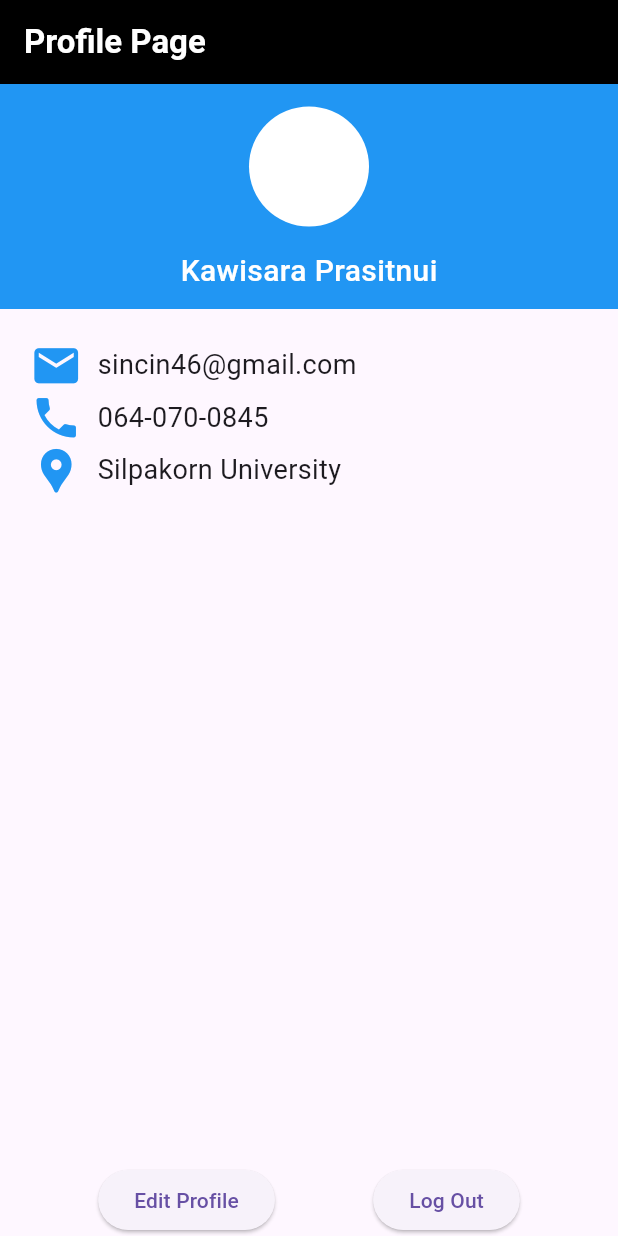
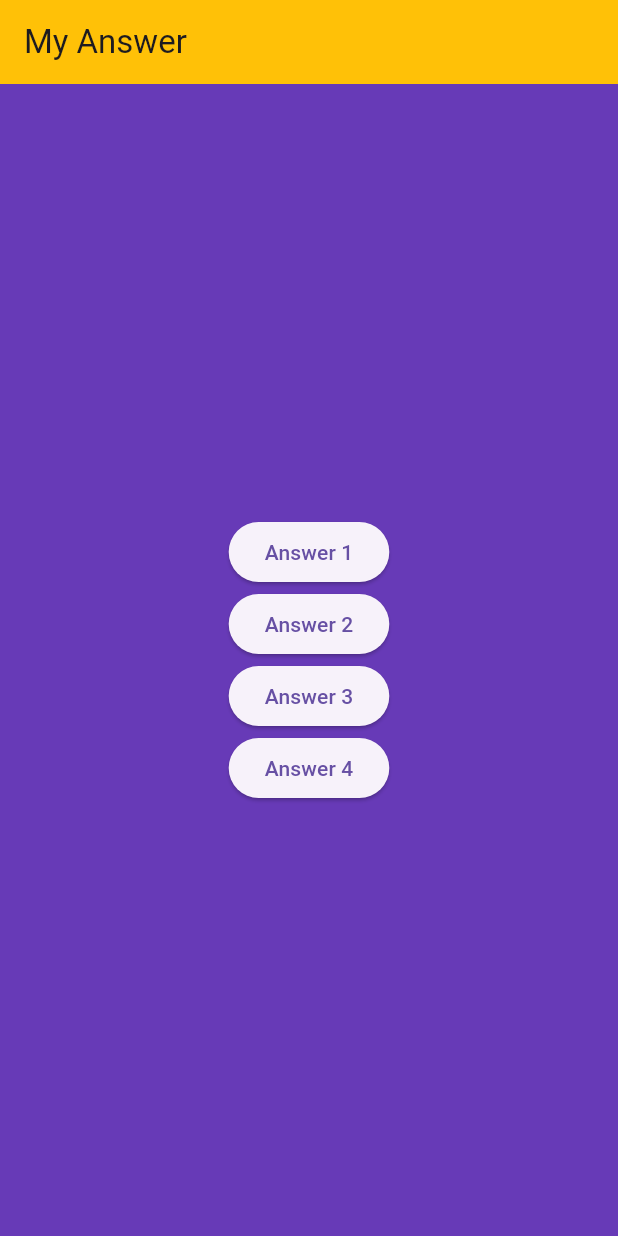
Before and after one commit to cinnee-pcy/week3test, a Flutter app: the screen it shows after launch, on a phone screen of 412 x 824 dp. Run offline on Flutter 3.47's test engine with Material 3 defaults, Android fonts, the light colour scheme and no system bars.

Commit message:
my_answer_portal

```diff
--- a/lib/main.dart
+++ b/lib/main.dart
@@ -1,9 +1,11 @@
 import 'package:flutter/material.dart';
+import 'package:week3test/myhomepage.dart';
 //import 'package:week3test/myhomepage.dart';
 //import 'package:week3test/page_answer/answer1.dart';
 //import 'package:week3test/page_answer/answer2.dart';
 //import 'package:week3test/page_answer/answer3.dart';
-import 'package:week3test/page_answer/answer4.dart';
+//import 'package:week3test/page_answer/answer4.dart';
+import 'package:week3test/page_answer/my_answer.dart';
 void main() {
   runApp(const MyApp());
 }
@@ -13,9 +15,9 @@ class MyApp extends StatelessWidget {
 
   @override
   Widget build(BuildContext context) {
-    return MaterialApp(
+    return const MaterialApp(
       title: 'Flutter Demo',
-      home: MyHomePage(),
+      home: MyAnswer(),
     );
   }
 }
--- a/lib/page_answer/answer1.dart
+++ b/lib/page_answer/answer1.dart
@@ -1,7 +1,7 @@
 import 'package:flutter/material.dart';
 
-class MyHomePage extends StatelessWidget {
-  const MyHomePage({super.key});
+class MyAnwser1 extends StatelessWidget {
+  const MyAnwser1({super.key});
 
   @override
   Widget build(BuildContext context) {
--- a/lib/page_answer/answer2.dart
+++ b/lib/page_answer/answer2.dart
@@ -1,7 +1,7 @@
 import 'package:flutter/material.dart';
 
-class MyHomePage extends StatelessWidget {
-  const MyHomePage({super.key});
+class MyAnwser2 extends StatelessWidget {
+  const MyAnwser2 ({super.key});
 
   @override
   Widget build(BuildContext context) {
--- a/lib/page_answer/answer3.dart
+++ b/lib/page_answer/answer3.dart
@@ -1,7 +1,7 @@
 import 'package:flutter/material.dart';
 
-class MyHomePage extends StatelessWidget {
-  const MyHomePage({super.key});
+class MyAnwser3 extends StatelessWidget {
+  const MyAnwser3 ({super.key});
 
   @override
   Widget build(BuildContext context) {
--- a/lib/page_answer/answer4.dart
+++ b/lib/page_answer/answer4.dart
@@ -1,7 +1,7 @@
 import 'package:flutter/material.dart';
 
-class MyHomePage extends StatelessWidget {
-  const MyHomePage({super.key});
+class MyAnwser4 extends StatelessWidget {
+  const MyAnwser4({super.key});
 
   @override
   Widget build(BuildContext context) {
@@ -11,7 +11,7 @@ class MyHomePage extends StatelessWidget {
           'Profile Page',
           style: TextStyle(color: Colors.white, fontWeight: FontWeight.bold),
         ),
-        backgroundColor: Colors.black,
+        backgroundColor: Colors.deepPurple,
       ),
       body: Column(
         children: [
--- /dev/null
+++ b/lib/page_answer/my_answer.dart
@@ -0,0 +1,59 @@
+import 'package:flutter/material.dart';
+import 'package:week3test/page_answer/answer1.dart';
+import 'package:week3test/page_answer/answer2.dart';
+import 'package:week3test/page_answer/answer3.dart';
+import 'package:week3test/page_answer/answer4.dart';
+
+class MyAnswer extends StatelessWidget {
+  const MyAnswer({super.key});
+
+  @override
+  Widget build(BuildContext context) {
+    return Scaffold(
+      appBar: AppBar(
+        title: const Text('My Answer'),
+        backgroundColor: Colors.amber,
+      ),
+      backgroundColor: Colors.deepPurple,
+      body: Center(
+        child: Column(
+          mainAxisAlignment: MainAxisAlignment.center,
+          children: [
+            ElevatedButton(
+                onPressed: () {
+                  Navigator.push(
+                      context,
+                      MaterialPageRoute(
+                          builder: (context) => const MyAnwser1()));
+                },
+                child: const Text('Answer 1')),
+            ElevatedButton(
+                onPressed: () {
+                  Navigator.push(
+                      context,
+                      MaterialPageRoute(
+                          builder: (context) => const MyAnwser2()));
+                },
+                child: const Text('Answer 2')),
+            ElevatedButton(
+                onPressed: () {
+                  Navigator.push(
+                      context,
+                      MaterialPageRoute(
+                          builder: (context) => const MyAnwser3()));
+                },
+                child: const Text('Answer 3')),
+            ElevatedButton(
+                onPressed: () {
+                  Navigator.push(
+                      context,
+                      MaterialPageRoute(
+                          builder: (context) => const MyAnwser4()));
+                },
+                child: const Text('Answer 4')),
+          ],
+        ),
+      ),
+    );
+  }
+}
```
Also changed, not shown: pubspec.yaml (+5 -4 lines).
